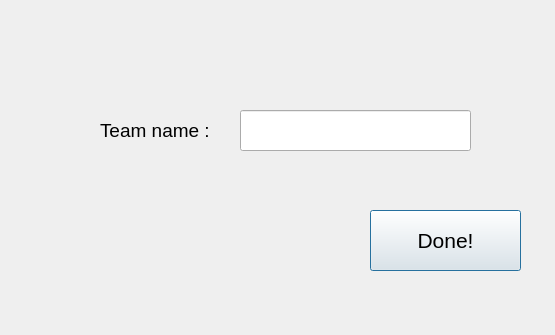
Qt form MainWindowApp/newteamwindow.ui (TheYoungOldtimer/ApProject1) before a commit.
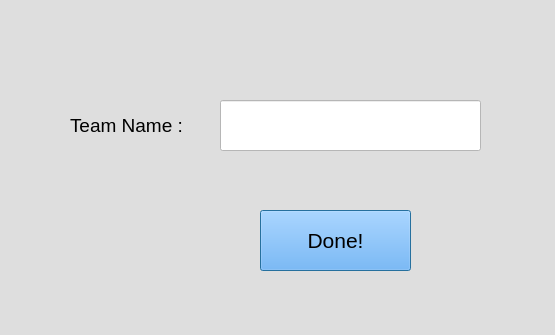
The same form after that commit.

What changed in the file:
```diff
--- a/MainWindowApp/newteamwindow.ui
+++ b/MainWindowApp/newteamwindow.ui
@@ -13,13 +13,17 @@
   <property name="windowTitle">
    <string>Dialog</string>
   </property>
+  <property name="styleSheet">
+   <string notr="true">background-color: rgb(222, 222, 222);
+color: rgb(0, 0, 0);</string>
+  </property>
   <widget class="QLabel" name="label">
    <property name="geometry">
     <rect>
-     <x>100</x>
-     <y>110</y>
+     <x>70</x>
+     <y>100</y>
      <width>141</width>
-     <height>41</height>
+     <height>51</height>
     </rect>
    </property>
    <property name="font">
@@ -28,13 +32,13 @@
     </font>
    </property>
    <property name="text">
-    <string>Team name : </string>
+    <string>Team Name : </string>
    </property>
   </widget>
   <widget class="QPushButton" name="pushButton">
    <property name="geometry">
     <rect>
-     <x>370</x>
+     <x>260</x>
      <y>210</y>
      <width>151</width>
      <height>61</height>
@@ -45,6 +49,12 @@
      <pointsize>16</pointsize>
     </font>
    </property>
+   <property name="cursor">
+    <cursorShape>PointingHandCursor</cursorShape>
+   </property>
+   <property name="styleSheet">
+    <string notr="true">background-color: rgb(85, 170, 255);</string>
+   </property>
    <property name="text">
     <string>Done!</string>
    </property>
@@ -52,10 +62,10 @@
   <widget class="QLineEdit" name="teamname">
    <property name="geometry">
     <rect>
-     <x>240</x>
-     <y>110</y>
-     <width>231</width>
-     <height>41</height>
+     <x>220</x>
+     <y>100</y>
+     <width>261</width>
+     <height>51</height>
     </rect>
    </property>
    <property name="font">
@@ -63,6 +73,10 @@
      <pointsize>14</pointsize>
     </font>
    </property>
+   <property name="styleSheet">
+    <string notr="true">background-color: rgb(255, 255, 255);
+</string>
+   </property>
   </widget>
  </widget>
  <resources/>
```
